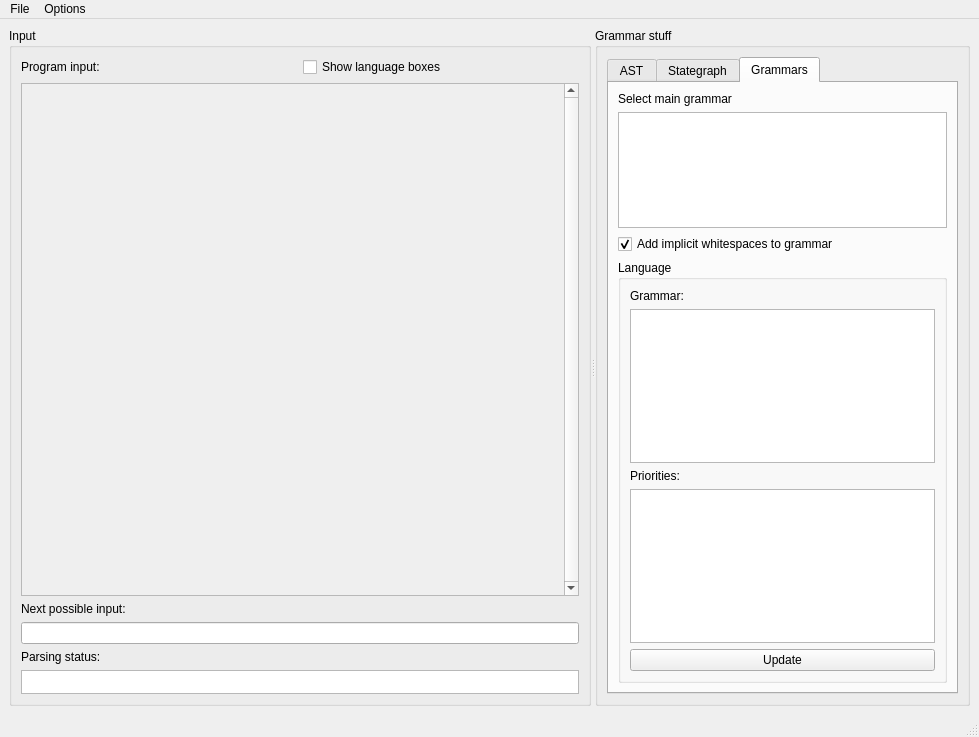
Before: the Qt Designer form node_editor/gui.ui in softdevteam/eco, drawn with Qt 5.
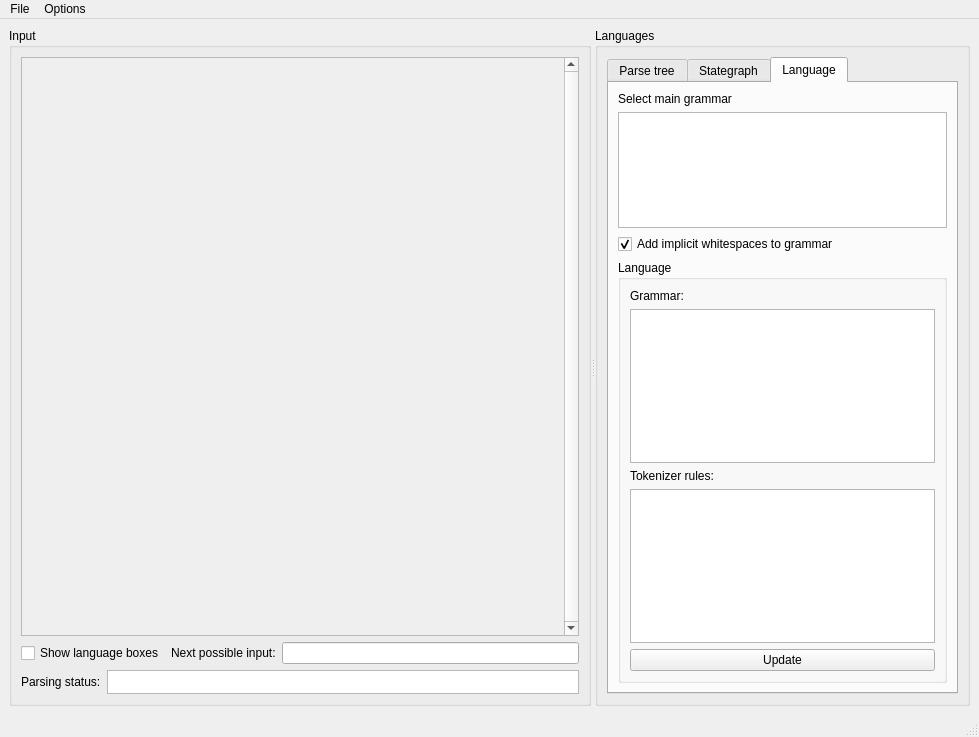
After: the same form once the commit is applied. Custom widgets are drawn as their Qt base class.

Commit message: Maximise the space for the main textual input.

What changed in the file:
```diff
--- a/node_editor/gui.ui
+++ b/node_editor/gui.ui
@@ -37,24 +37,6 @@
         <string>Input</string>
        </property>
        <layout class="QVBoxLayout" name="verticalLayout_3">
-        <item>
-         <layout class="QHBoxLayout" name="horizontalLayout">
-          <item>
-           <widget class="QLabel" name="label_3">
-            <property name="text">
-             <string>Program input:</string>
-            </property>
-           </widget>
-          </item>
-          <item>
-           <widget class="QCheckBox" name="cbShowLangBoxes">
-            <property name="text">
-             <string>Show language boxes</string>
-            </property>
-           </widget>
-          </item>
-         </layout>
-        </item>
         <item>
          <widget class="ScopeScrollArea" name="scrollArea">
           <property name="frameShape">
@@ -77,8 +59,8 @@
             <rect>
              <x>0</x>
              <y>0</y>
-             <width>501</width>
-             <height>507</height>
+             <width>477</width>
+             <height>576</height>
             </rect>
            </property>
            <property name="sizePolicy">
@@ -88,7 +70,7 @@
             </sizepolicy>
            </property>
            <property name="autoFillBackground">
-            <bool>false</bool>
+            <bool>true</bool>
            </property>
            <layout class="QVBoxLayout" name="verticalLayout_5">
             <property name="margin">
@@ -203,6 +185,15 @@
             </item>
            </layout>
           </widget>
+         </widget>
+        </item>
+        <item>
+         <layout class="QHBoxLayout" name="horizontalLayout">
+          <item>
+           <widget class="QCheckBox" name="cbShowLangBoxes">
+            <property name="text">
+             <string>Show language boxes</string>
+            </property>
          </widget>
         </item>
         <item>
@@ -215,8 +206,21 @@
         <item>
          <widget class="QLineEdit" name="lineEdit"/>
         </item>
+         </layout>
+        </item>
+        <item>
+         <layout class="QHBoxLayout" name="horizontalLayout_4">
+          <property name="topMargin">
+           <number>0</number>
+          </property>
         <item>
          <widget class="QLabel" name="label_2">
+            <property name="sizePolicy">
+             <sizepolicy hsizetype="Minimum" vsizetype="Preferred">
+              <horstretch>0</horstretch>
+              <verstretch>0</verstretch>
+             </sizepolicy>
+            </property>
           <property name="text">
            <string>Parsing status:</string>
           </property>
@@ -224,6 +228,12 @@
         </item>
         <item>
          <widget class="QTextEdit" name="te_pstatus">
+            <property name="sizePolicy">
+             <sizepolicy hsizetype="MinimumExpanding" vsizetype="Minimum">
+              <horstretch>0</horstretch>
+              <verstretch>0</verstretch>
+             </sizepolicy>
+            </property>
           <property name="maximumSize">
            <size>
             <width>16777215</width>
@@ -239,6 +249,8 @@
          </widget>
         </item>
        </layout>
+        </item>
+       </layout>
       </widget>
       <widget class="QGroupBox" name="groupBox_3">
        <property name="sizePolicy">
@@ -248,7 +260,7 @@
         </sizepolicy>
        </property>
        <property name="title">
-        <string>Grammar stuff</string>
+        <string>Languages</string>
        </property>
        <layout class="QVBoxLayout" name="verticalLayout">
         <item>
@@ -258,7 +270,7 @@
           </property>
           <widget class="QWidget" name="tab">
            <attribute name="title">
-            <string>AST</string>
+            <string>Parse tree</string>
            </attribute>
            <layout class="QGridLayout" name="gridLayout_2">
             <item row="0" column="0">
@@ -397,7 +409,7 @@
           </widget>
           <widget class="QWidget" name="tab_3">
            <attribute name="title">
-            <string>Grammars</string>
+            <string>Language</string>
            </attribute>
            <layout class="QVBoxLayout" name="verticalLayout_4">
             <item>
@@ -459,7 +471,7 @@
                <item>
                 <widget class="QLabel" name="label_5">
                  <property name="text">
-                  <string>Priorities:</string>
+                  <string>Tokenizer rules:</string>
                  </property>
                 </widget>
                </item>
```
Left out of the diff: 3 changed lines with no effect on the pictures. Lines whose indentation alone changed are shown as unchanged. The commit also changes 1 other file.
